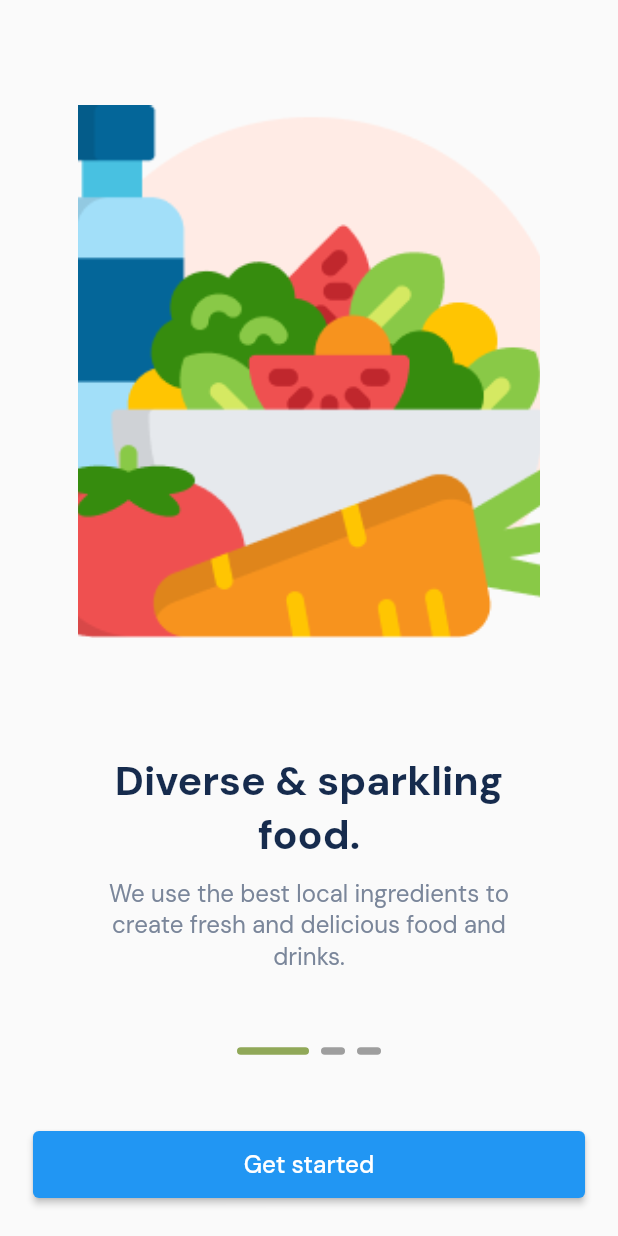
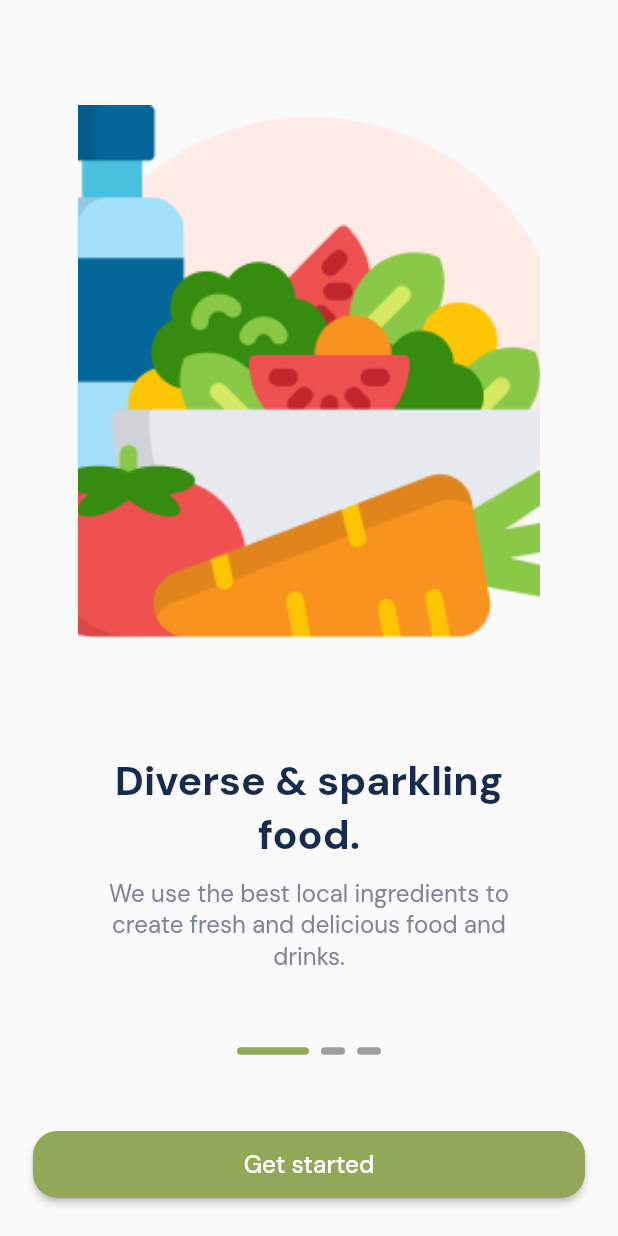
Before and after one commit to BeKam-Org/Bekam-Cross-Platform-App, a Flutter app: the screen it shows after launch, on a phone screen of 412 x 824 dp. Run offline on Flutter 3.47's test engine with Material 2 defaults, Android fonts, the light colour scheme and no system bars; drawn by our look-alikes of smooth_page_indicator; our stand-ins replace auto_route, cached_network_image, connectivity_plus, device_preview, dio, firebase_auth and 8 more; accounts and stored records are empty.

Commit message:
theme cubit added

```diff
--- a/lib/core/helper/navigator_helper.dart
+++ b/lib/core/helper/navigator_helper.dart
@@ -1,8 +1,6 @@
 // 🐦 Flutter imports:
 import 'package:flutter/material.dart';
 
-// 📦 Package imports:
-import 'package:auto_route/auto_route.dart';
 
 /// Helper class for managing navigation operations within the app using the Navigator widget
 class NavigatorHelper {
--- a/lib/core/helper/share_prefs_helper.dart
+++ b/lib/core/helper/share_prefs_helper.dart
@@ -6,13 +6,13 @@ import 'package:shared_preferences/shared_preferences.dart';
 
 /// Utility class for managing preferences using SharedPreferences.
 class PrefUtils {
-  static SharedPreferences? _sharedPreferences;
+   SharedPreferences? sharedPreferences;
 
   /// Constructor to initialize SharedPreferences instance.
   PrefUtils() {
     // init();
     SharedPreferences.getInstance().then((value) {
-      _sharedPreferences = value;
+      sharedPreferences = value;
     });
   }
 
@@ -20,7 +20,7 @@ class PrefUtils {
   ///
   /// If SharedPreferences is not initialized, this method initializes it and prints a log message.
   Future<void> init() async {
-    _sharedPreferences ??= await SharedPreferences.getInstance();
+    sharedPreferences ??= await SharedPreferences.getInstance();
     if (kDebugMode) {
       print('SharedPreference Initialized');
     }
@@ -28,7 +28,7 @@ class PrefUtils {
 
   /// Clears all the data stored in preferences.
   void clearPreferencesData() async {
-    _sharedPreferences!.clear();
+    sharedPreferences!.clear();
   }
 
 }
--- /dev/null
+++ b/lib/data/business_logic/theme/theme_cubit.dart
@@ -0,0 +1,47 @@
+// 🐦 Flutter imports:
+import 'package:bekam/core/helper/share_prefs_helper.dart';
+import 'package:flutter/material.dart';
+
+// 📦 Package imports:
+import 'package:flutter_bloc/flutter_bloc.dart';
+
+part 'theme_state.dart';
+
+/// [Cubit] responsible for managing the theme state of the application.
+class ThemeCubit extends Cubit<ThemeState> {
+  /// An instance of [PrefUtils] for managing preferences using SharedPreferences.
+  final PrefUtils prefUtils;
+
+  /// Retrieves the [ThemeCubit] instance using [BuildContext].
+  static ThemeCubit get(BuildContext context) => BlocProvider.of(context);
+
+  /// Creates an instance of [ThemeCubit].
+  ThemeCubit(this.prefUtils) : super(ThemeInitial()) {
+    _loadPrefs();
+  }
+
+  /// Represents the current state of the dark theme.
+  bool darkTheme = false;
+
+  /// Gets the current theme mode.
+  bool get theme => darkTheme;
+
+
+  /// Toggles between light and dark themes.
+  switchTheme() {
+    darkTheme = !darkTheme;
+    _savePrefs();
+    emit(ThemeSwithch());
+  }
+
+  /// Saves the current theme preference using SharedPreferences.
+  _savePrefs() async {
+    prefUtils.sharedPreferences!.setBool('theme', darkTheme);
+  }
+
+  /// Loads the theme preference from SharedPreferences.
+  _loadPrefs() async {
+    darkTheme = prefUtils.sharedPreferences!.getBool('theme') ?? false;
+    emit(ThemeSharedPrefs());
+  }
+}
--- /dev/null
+++ b/lib/data/business_logic/theme/theme_state.dart
@@ -0,0 +1,14 @@
+part of 'theme_cubit.dart';
+
+/// Abstract base class for the theme states used by [ThemeCubit].
+@immutable
+abstract class ThemeState  {}
+
+/// Initial state of the theme before any changes.
+class ThemeInitial extends ThemeState{}
+
+/// Represents the state when the theme preference is loaded from SharedPreferences.
+class ThemeSharedPrefs extends ThemeState {}
+
+/// Represents the state when the theme is switched between light and dark.
+class ThemeSwithch extends ThemeState {}
--- a/lib/main.dart
+++ b/lib/main.dart
@@ -1,4 +1,5 @@
 // 🐦 Flutter imports:
+import 'package:bekam/core/helper/share_prefs_helper.dart';
 import 'package:flutter/foundation.dart';
 import 'package:flutter/material.dart';
 
@@ -15,7 +16,11 @@ import 'package:bekam/select_cheap.dart';
 
 /// The main entry point for the Flutter application.
 void main() async {
+  /// Setup dependency injection using GetIt.
   setupGetIt();
+
+  /// Initialize SharedPreferences.
+  await getIt<PrefUtils>().init();
 
   /// Sets the global observer for BLoC changes using MyBlocObserver.
   Bloc.observer = MyBlocObserver();
--- a/lib/presentation/common_widget/custom_elevated_button.dart
+++ b/lib/presentation/common_widget/custom_elevated_button.dart
@@ -94,6 +94,3 @@ class CustomElevatedButton extends BaseButton {
         ),
       );
 }
-
-mixin v {
-}
--- a/lib/select_cheap.dart
+++ b/lib/select_cheap.dart
@@ -1,4 +1,6 @@
 // 🐦 Flutter imports:
+import 'package:bekam/core/theme/theme.dart';
+import 'package:bekam/data/business_logic/theme/theme_cubit.dart';
 import 'package:flutter/material.dart';
 
 // 📦 Package imports:
@@ -14,23 +16,40 @@ import 'package:bekam/core/router/auto_router.dart';
 import 'package:bekam/data/business_logic/set_menu/set_menu_get_cubit.dart';
 
 /// The root widget for the application.
+///
+/// This widget serves as the entry point for the Select Cheap application.
+/// It configures the main settings for the app, such as theme, localization,
+/// and routing, and sets up necessary providers using BlocProvider.
 class SelectCheapApp extends StatelessWidget {
   const SelectCheapApp({super.key});
 
   /// Builds the root of the application widget tree.
   @override
   Widget build(BuildContext context) {
+    // Retrieve the AppRouter instance using dependency injection.
     final appRouter = getIt<AppRouter>();
-    //Set the fit size
+
+    // Set the fit size using ScreenUtilInit for responsive design.
     return ScreenUtilInit(
       // Use builder only if you need to use library outside ScreenUtilInit context
       builder: (_, child) => MultiBlocProvider(
         providers: [
+          // Provide the SetMenuGetCubit using BlocProvider.
           BlocProvider<SetMenuGetCubit>(
             create: (context) => getIt<SetMenuGetCubit>(),
-          )
+          ),
+          // Provide the ThemeCubit using BlocProvider.
+          BlocProvider<ThemeCubit>(create: (context) => getIt<ThemeCubit>()),
         ],
-        child: MaterialApp.router(
+        child: BlocBuilder<ThemeCubit, ThemeState>(
+          builder: (context, child) => MaterialApp.router(
+            // Set the theme based on the current app theme mode.
+            theme: lightTheme,
+            darkTheme: darkTheme,
+            themeMode: ThemeCubit.get(context).theme
+                ? ThemeMode.dark
+                : ThemeMode.light,
+
             /// Title displayed in the operating system's task switcher.
             title: 'select.cheap',
 
@@ -67,6 +86,7 @@ class SelectCheapApp extends StatelessWidget {
             routerDelegate: appRouter.delegate(),
           ),
         ),
+      ),
     );
   }
 }
```
Also changed, not shown: lib/core/di/get_initializer.dart (+8 -0 lines), lib/presentation/screens/on_boarding/onboarding.dart (+10 -2 lines), lib/presentation/widgets/onboarding/onboarding_item.dart (+13 -3 lines). Lines whose indentation alone changed are shown as unchanged.
